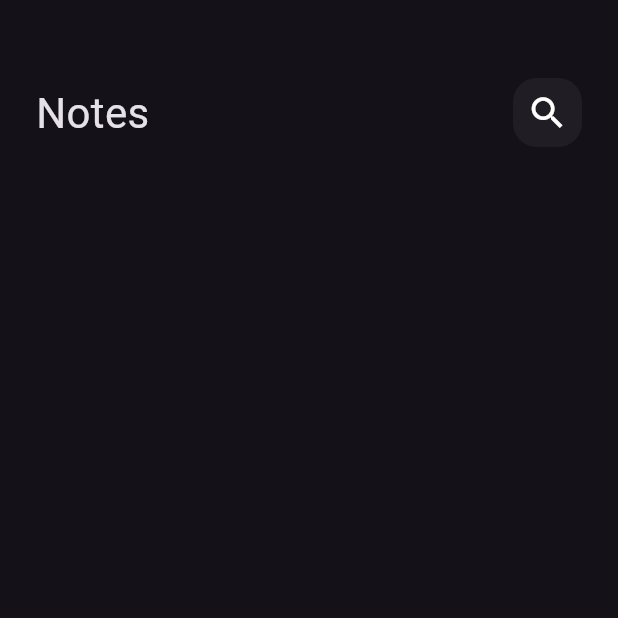
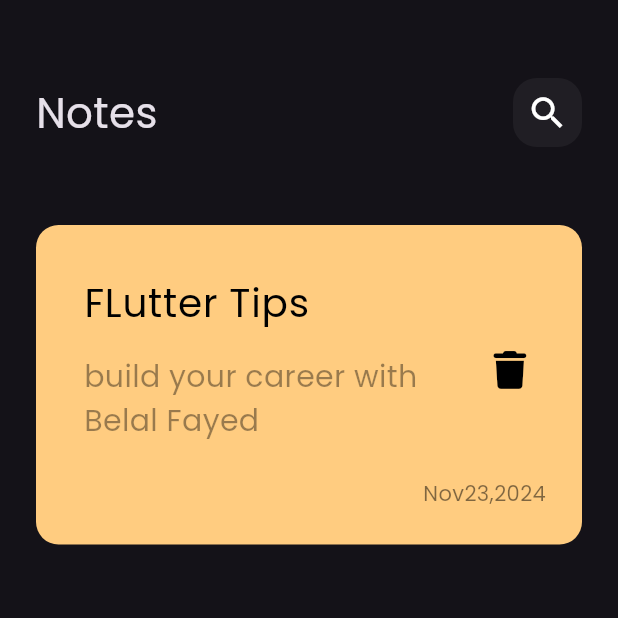
Before and after one commit to blalfayed/notes_app, a Flutter app: the screen it shows after launch, on a phone screen of 412 x 824 dp, the top half of it. Run offline on Flutter 3.47's test engine with Material 3 defaults, Android fonts, the phone set to English and light mode, and no system bars; our stand-ins replace font_awesome_flutter.

Commit message:
create custom_note_item.dart

```diff
--- a/lib/main.dart
+++ b/lib/main.dart
@@ -11,7 +11,7 @@ class NotesApp extends StatelessWidget {
   @override
   Widget build(BuildContext context) {
     return MaterialApp(
-      theme: ThemeData(brightness: Brightness.dark),
+      theme: ThemeData(brightness: Brightness.dark, fontFamily: 'Poppins'),
       home: NotesView(),
     );
   }
--- /dev/null
+++ b/lib/views/widgets/custom_note_item.dart
@@ -0,0 +1,48 @@
+import 'package:flutter/material.dart';
+import 'package:font_awesome_flutter/font_awesome_flutter.dart';
+
+class NoteItem extends StatelessWidget {
+  const NoteItem({super.key});
+
+  @override
+  Widget build(BuildContext context) {
+    return Container(
+      padding: EdgeInsets.only(top: 24, bottom: 24, left: 16),
+      decoration: BoxDecoration(
+        color: Color(0xffFFCC80),
+        borderRadius: BorderRadius.circular(15),
+      ),
+      child: Column(
+        crossAxisAlignment: CrossAxisAlignment.end,
+        children: [
+          ListTile(
+            title: const Text(
+              'FLutter Tips',
+              style: TextStyle(color: Colors.black, fontSize: 26),
+            ),
+            subtitle: Padding(
+              padding: const EdgeInsets.only(top: 16, bottom: 16),
+              child: Text(
+                'build your career with Belal Fayed',
+                style: TextStyle(
+                    color: Colors.black.withOpacity(.4), fontSize: 20),
+              ),
+            ),
+            trailing: IconButton(
+                onPressed: () {},
+                icon: const Icon(
+                  FontAwesomeIcons.trash,
+                  color: Colors.black,
+                  size: 25,
+                )),
+          ),
+          Padding(
+            padding: EdgeInsets.only(right: 24),
+            child: Text('Nov23,2024',
+                style: TextStyle(color: Colors.black.withOpacity(.5))),
+          )
+        ],
+      ),
+    );
+  }
+}
--- a/lib/views/widgets/notes_view_body.dart
+++ b/lib/views/widgets/notes_view_body.dart
@@ -1,5 +1,8 @@
 import 'package:flutter/material.dart';
+
 import 'package:notes_app/views/widgets/custom_app_bar.dart';
+
+import 'custom_note_item.dart';
 
 class NotesViewBody extends StatelessWidget {
   const NotesViewBody({super.key});
@@ -9,7 +12,10 @@ class NotesViewBody extends StatelessWidget {
     return const Padding(
       padding: EdgeInsets.symmetric(horizontal: 24),
       child: Column(
-        children: [CustomAppBar()],
+        children: [
+          CustomAppBar(),
+          NoteItem(),
+        ],
       ),
     );
   }
```
Also changed, not shown: pubspec.yaml (+7 -11 lines), assets/fonts/Poppins-Regular.ttf (added), pubspec.lock.
